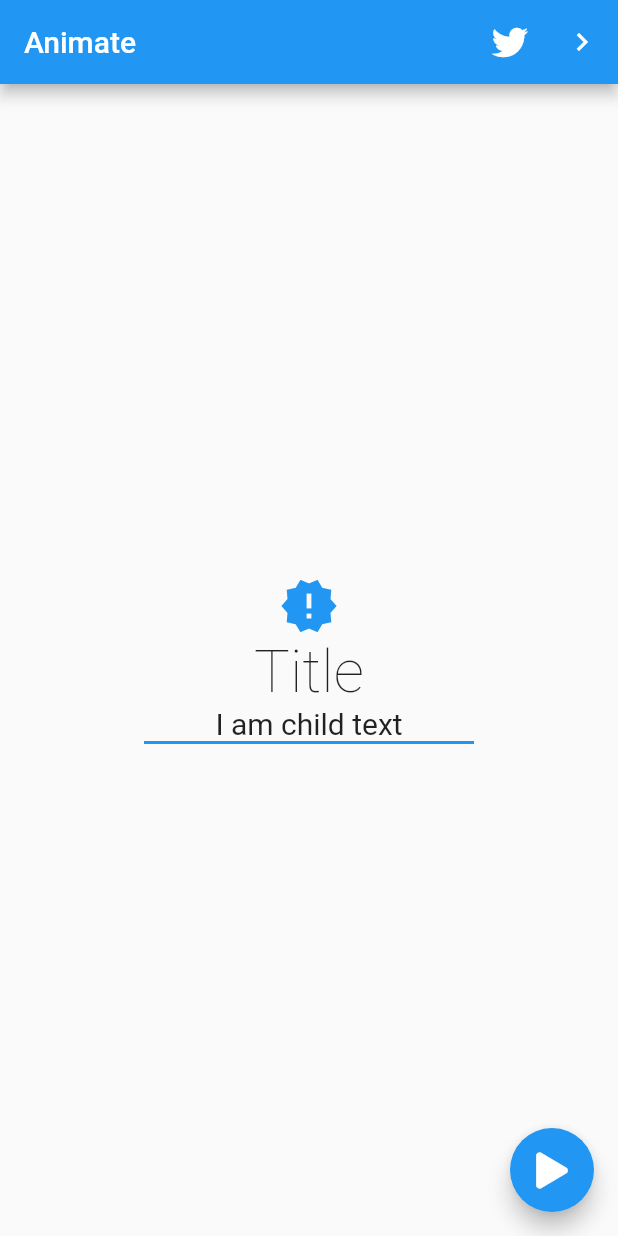
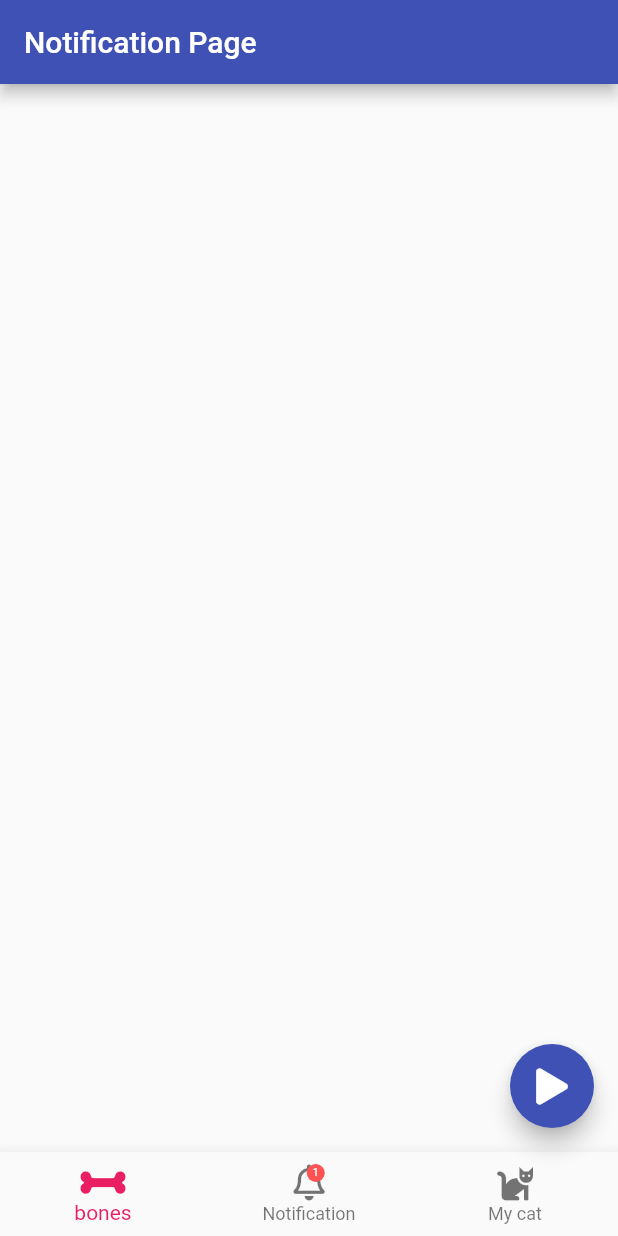
Before and after one commit to goandreus/portrait, a Flutter app: the screen it shows after launch, on a phone screen of 412 x 824 dp. Run offline on Flutter 3.47's test engine with Material 2 defaults, Android fonts, the phone set to English and light mode, and no system bars; our stand-ins replace animate_do, font_awesome_flutter.

Commit message:
animated navigation

```diff
--- a/lib/main.dart
+++ b/lib/main.dart
@@ -1,4 +1,5 @@
 import 'package:flutter/material.dart';
+import 'package:portrait/src/pages/navigation_page.dart';
 import 'package:portrait/src/pages/page1_page.dart';
 import 'package:portrait/src/pages/twitter_page.dart';
 
@@ -10,7 +11,7 @@ class MyApp extends StatelessWidget {
     return MaterialApp(
       debugShowCheckedModeBanner: false,
       title: 'Animated',
-      home: Page1Page(),
+      home: NavigationPageR(),
     );
   }
 }
--- /dev/null
+++ b/lib/src/pages/navigation_page.dart
@@ -0,0 +1,75 @@
+import 'package:flutter/material.dart';
+import 'package:font_awesome_flutter/font_awesome_flutter.dart';
+
+class NavigationPageR extends StatelessWidget {
+  const NavigationPageR({Key key}) : super(key: key);
+
+  @override
+  Widget build(BuildContext context) {
+    return Scaffold(
+      appBar: AppBar(
+        backgroundColor: Colors.indigo,
+        title: Text('Notification Page'),
+      ),
+      floatingActionButton: ButtomFloat(),
+      bottomNavigationBar: BottomNavigation(),
+    );
+  }
+}
+
+class BottomNavigation extends StatelessWidget {
+  const BottomNavigation({Key key}) : super(key: key);
+
+  @override
+  Widget build(BuildContext context) {
+    return BottomNavigationBar(
+      currentIndex: 0,
+      selectedItemColor: Colors.pink,
+      items: [
+        BottomNavigationBarItem(
+            title: Text('bones'), icon: FaIcon(FontAwesomeIcons.bone)),
+        BottomNavigationBarItem(
+            title: Text('Notification'),
+            icon: Stack(
+              children: <Widget>[
+                FaIcon(FontAwesomeIcons.bell),
+                Positioned(
+                  top:  0.0,
+                  right: 0.0,
+                //     child: Icon(
+                //   Icons.brightness_1,
+                //   size: 10,
+                //   color: Colors.red,
+                // ),
+                child: Container(
+                  child: Text('1', style: TextStyle(color: Colors.white, fontSize: 7),),
+                  alignment: Alignment.center,
+                  width: 12,
+                  height: 12,
+                  decoration: BoxDecoration(
+                    color: Colors.redAccent,
+                    shape: BoxShape.circle
+                  ),
+                ),
+                ),
+              ],
+            )),
+        BottomNavigationBarItem(
+            title: Text('My cat'), icon: FaIcon(FontAwesomeIcons.cat)),
+      ],
+    );
+  }
+}
+
+class ButtomFloat extends StatelessWidget {
+  const ButtomFloat({Key key}) : super(key: key);
+
+  @override
+  Widget build(BuildContext context) {
+    return FloatingActionButton(
+      backgroundColor: Colors.indigo,
+      child: FaIcon(FontAwesomeIcons.play),
+      onPressed: () {},
+    );
+  }
+}
```
